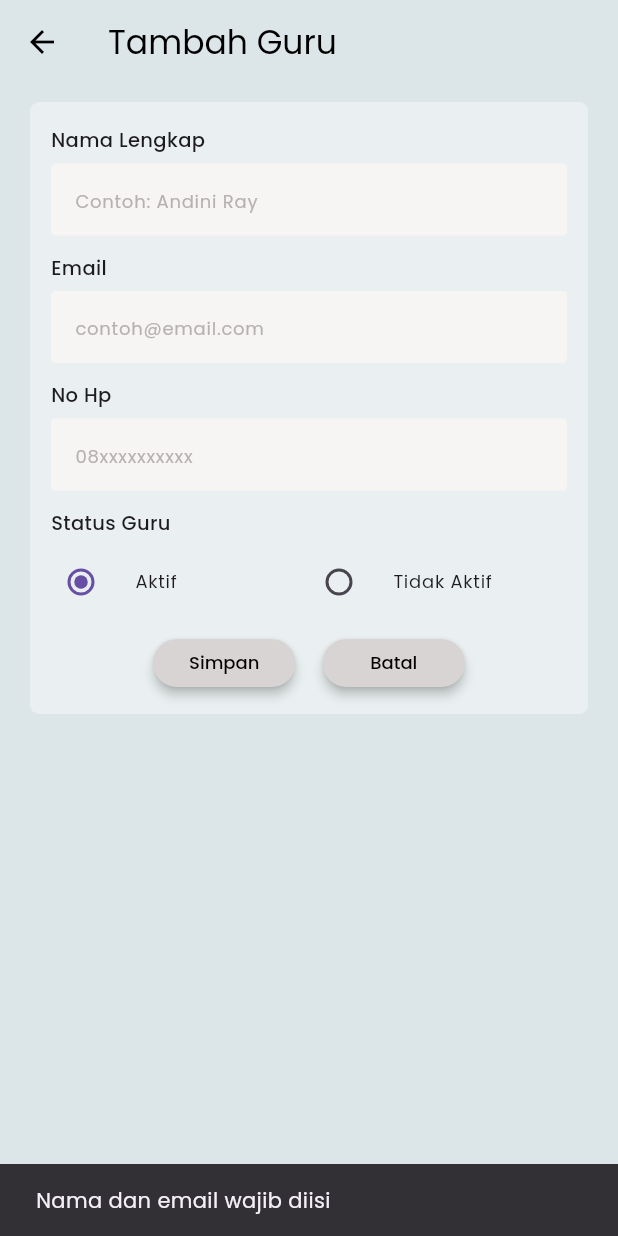
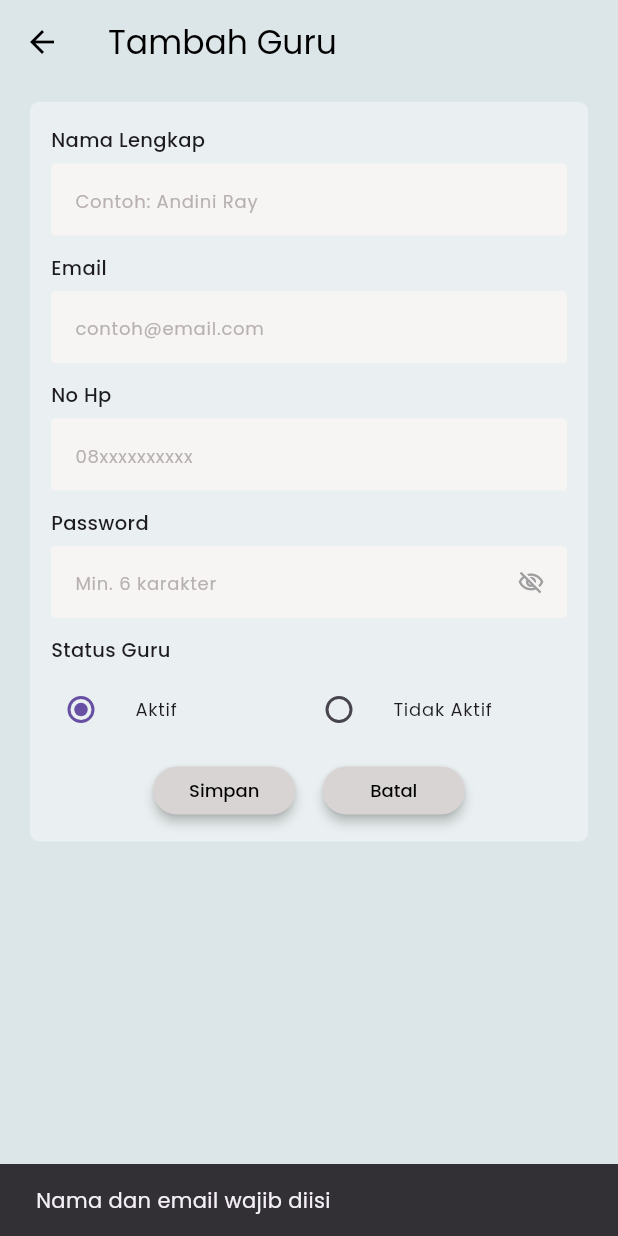
Before and after one commit to danavaaa/smartpaud, a Flutter app: the GuruFormPage screen opened directly, after a tap on "Simpan", on a phone screen of 412 x 824 dp. Run offline on Flutter 3.47's test engine with Material 3 defaults, Android fonts, the phone set to English and light mode, and no system bars; our stand-ins replace image_picker, supabase_flutter; accounts and stored records are empty.

Commit message:
add guru oleh admin

```diff
--- a/lib/features/admin/guru/guru_form_page.dart
+++ b/lib/features/admin/guru/guru_form_page.dart
@@ -27,11 +27,13 @@ class _GuruFormPageState extends State<GuruFormPage> {
   final _namaGuruController = TextEditingController();
   final _emailController = TextEditingController();
   final _noHpController = TextEditingController();
+  final _passwordController = TextEditingController();
 
   final _service = GuruService();
 
   bool isActive = true;
   bool isLoading = false;
+  bool _obscurePassword = true; // digunakan untuk show/hide password
 
   // Mengecek apakah halaman sedang dalam mode edit
   // Jika idUser tidak null dan tidak kosong, berarti dalam mode edit
@@ -59,6 +61,17 @@ class _GuruFormPageState extends State<GuruFormPage> {
       return;
     }
 
+    // Validasi password hanya saat tambah baru
+    // Jika mode tambah data (bukan edit), cek apakah password yang diinput kurang dari 6 karakter
+    if (!isEdit && _passwordController.text.trim().length < 6) {
+      // Tampilkan pesan eror dibawah layar
+      ScaffoldMessenger.of(context).showSnackBar(
+        const SnackBar(content: Text('Password minimal 6 karakter')),
+      );
+      // hentikan proses simpan agar data tidak lanjut di proses
+      return;
+    }
+
     try {
       setState(() => isLoading = true);
 
@@ -78,6 +91,7 @@ class _GuruFormPageState extends State<GuruFormPage> {
           email: _emailController.text.trim(),
           noHp: _noHpController.text.trim(),
           isActive: isActive,
+          password: _passwordController.text.trim(),
         );
       }
 
@@ -94,9 +108,7 @@ class _GuruFormPageState extends State<GuruFormPage> {
       ).showSnackBar(SnackBar(content: Text('Gagal menyimpan data: $e')));
     } finally {
       // Setelah proses selesai, matikan loading
-      if (mounted) {
-        setState(() => isLoading = false);
-      }
+      if (mounted) setState(() => isLoading = false);
     }
   }
 
@@ -105,6 +117,7 @@ class _GuruFormPageState extends State<GuruFormPage> {
     _namaGuruController.dispose();
     _emailController.dispose();
     _noHpController.dispose();
+    _passwordController.dispose();
     super.dispose();
   }
 
@@ -239,7 +252,39 @@ class _GuruFormPageState extends State<GuruFormPage> {
                   ),
                   const SizedBox(height: 12),
 
-                  // Pilihan status guru
+                  // Jika bukan mode edit, tampilkan field password
+                  if (!isEdit) ...[
+                    buildLabel('Password'),
+                    TextField(
+                      controller: _passwordController,
+                      // controller untuk mengambil input password
+                      obscureText: _obscurePassword,
+                      // jika true maka password disembunyikan (....), jika false maka password akan terlihat
+                      decoration: customInputDecoration(
+                        'Min. 6 karakter',
+                      ).copyWith(
+                        // icon disebelah kanan
+                        suffixIcon: GestureDetector(
+                          // aksi saat icon ditekan show/hide password
+                          onTap:
+                              () => setState(
+                                () => _obscurePassword = !_obscurePassword,
+                              ),
+                          child: Icon(
+                            // jika password sedang disembunyikan, tampilkan icon mata tertutup
+                            _obscurePassword
+                                ? Icons.visibility_off_outlined
+                                : Icons.visibility_outlined,
+                            size: 18,
+                            color: Colors.grey,
+                          ),
+                        ),
+                      ),
+                    ),
+                    const SizedBox(height: 12),
+                  ],
+
+                  // Status Guru
                   buildLabel('Status Guru'),
                   Row(
                     children: [
@@ -249,10 +294,7 @@ class _GuruFormPageState extends State<GuruFormPage> {
                           value: true,
                           groupValue: isActive,
                           onChanged: (value) {
-                            if (value != null) {
-                              // Mengubah status guru menjadi aktif
-                              setState(() => isActive = value);
-                            }
+                            if (value != null) setState(() => isActive = value);
                           },
                           title: const Text(
                             'Aktif',
@@ -270,10 +312,7 @@ class _GuruFormPageState extends State<GuruFormPage> {
                           value: false,
                           groupValue: isActive,
                           onChanged: (value) {
-                            if (value != null) {
-                              // Mengubah status guru menjadi tidak aktif
-                              setState(() => isActive = value);
-                            }
+                            if (value != null) setState(() => isActive = value);
                           },
                           title: const Text(
                             'Tidak Aktif',
@@ -300,10 +339,7 @@ class _GuruFormPageState extends State<GuruFormPage> {
                       const SizedBox(width: 18),
                       buildActionButton(
                         title: 'Batal',
-                        onTap: () {
-                          // Menutup halaman form tanpa menyimpan perubahan
-                          Navigator.pop(context);
-                        },
+                        onTap: () => Navigator.pop(context),
                       ),
                     ],
                   ),
```
Also changed, not shown: lib/features/admin/guru/guru_service.dart (+24 -3 lines).
